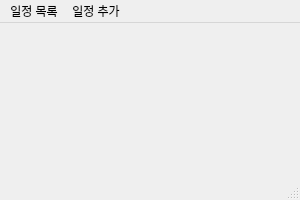
This is ui/MainWindow.ui in stellarfloat/2020-2_swp2_ADProject_Remi as Qt 5 draws it before an edit. The edited form follows.
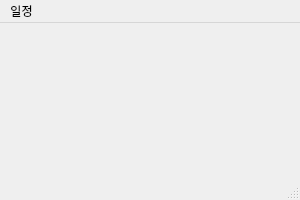
This is the edited form.

The edit to the form file:
```diff
--- a/ui/MainWindow.ui
+++ b/ui/MainWindow.ui
@@ -16,6 +16,18 @@
     <verstretch>0</verstretch>
    </sizepolicy>
   </property>
+  <property name="minimumSize">
+   <size>
+    <width>300</width>
+    <height>200</height>
+   </size>
+  </property>
+  <property name="maximumSize">
+   <size>
+    <width>300</width>
+    <height>200</height>
+   </size>
+  </property>
   <property name="windowTitle">
    <string>Remi</string>
   </property>
@@ -54,30 +66,18 @@
      <height>21</height>
     </rect>
    </property>
-   <widget class="QMenu" name="AlarmList">
-    <property name="contextMenuPolicy">
-     <enum>Qt::NoContextMenu</enum>
+   <widget class="QMenu" name="menu">
+    <property name="enabled">
+     <bool>true</bool>
     </property>
     <property name="acceptDrops">
      <bool>false</bool>
     </property>
     <property name="title">
-     <string>일정 목록</string>
+     <string>일정</string>
     </property>
    </widget>
-   <widget class="QMenu" name="AlarmAdd">
-    <property name="contextMenuPolicy">
-     <enum>Qt::NoContextMenu</enum>
-    </property>
-    <property name="acceptDrops">
-     <bool>false</bool>
-    </property>
-    <property name="title">
-     <string>일정 추가</string>
-    </property>
-   </widget>
-   <addaction name="AlarmList"/>
-   <addaction name="AlarmAdd"/>
+   <addaction name="menu"/>
   </widget>
   <widget class="QStatusBar" name="statusbar"/>
  </widget>
```
Left out of the diff: 20 changed lines with no effect on the pictures.
